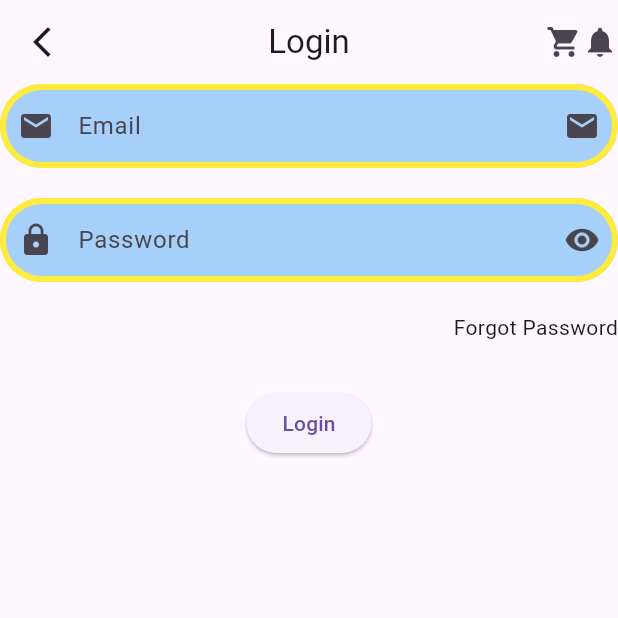
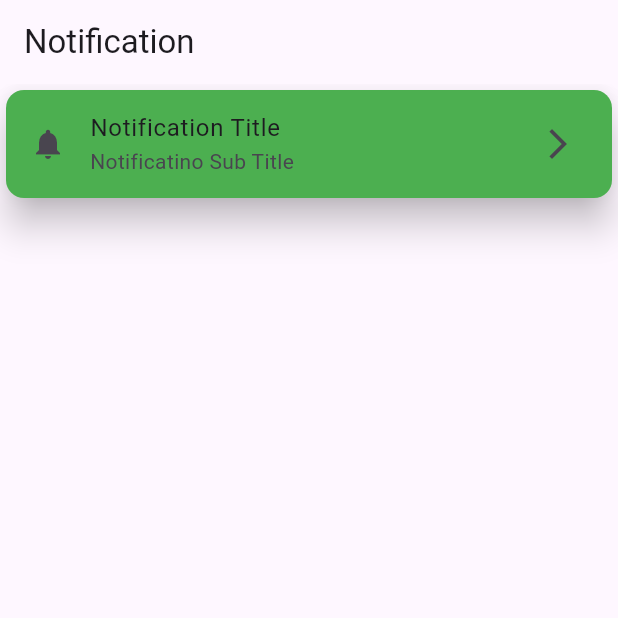
Before and after one commit to MuhammadAliKust/Hassan-Project, a Flutter app: the screen it shows after launch, on a phone screen of 412 x 824 dp, the top half of it. Run offline on Flutter 3.47's test engine with Material 3 defaults, Android fonts, the phone set to English and light mode, and no system bars; our stand-ins replace string_validator.

Commit message:
Padding and ListTile Done

```diff
--- /dev/null
+++ b/lib/list_tile.dart
@@ -0,0 +1,24 @@
+import 'package:flutter/material.dart';
+
+class ListTileDemo extends StatelessWidget {
+  const ListTileDemo({super.key});
+
+  @override
+  Widget build(BuildContext context) {
+    return Scaffold(
+      appBar: AppBar(
+        title: Text("Notification"),
+      ),
+      body: Card(
+        elevation: 10,
+        color: Colors.green,
+        child: ListTile(
+          leading: Icon(Icons.notifications),
+          title: Text("Notification Title"),
+          subtitle: Text("Notificatino Sub Title"),
+          trailing: Icon(Icons.arrow_forward_ios),
+        ),
+      ),
+    );
+  }
+}
--- a/lib/login.dart
+++ b/lib/login.dart
@@ -21,7 +21,10 @@
       ),
       body: Column(
         children: [
-          TextField(
+
+          Padding(
+            padding: const EdgeInsets.only(left: 30,right: 40,top: 40,bottom: 70),
+            child: TextField(
               controller: emailController,
               keyboardType: TextInputType.phone,
               decoration: InputDecoration(
@@ -39,6 +42,7 @@
                   filled: true,
                   fillColor: Colors.blue.withOpacity(0.4)
                   // enabled: false
+                  ),
             ),
           ),
           SizedBox(
--- a/lib/main.dart
+++ b/lib/main.dart
@@ -1,5 +1,6 @@
 import 'package:flutter/material.dart';
 import 'package:hassan_project/asset_image.dart';
+import 'package:hassan_project/list_tile.dart';
 import 'package:hassan_project/login.dart';
 import 'package:hassan_project/network_image.dart';
 import 'package:hassan_project/row_column_view.dart';
@@ -15,7 +16,7 @@
   Widget build(BuildContext context) {
     return MaterialApp(
       debugShowCheckedModeBanner: false,
-    home: LoginView(),
+    home: ListTileDemo(),
     );
   }
 }
```
Lines whose indentation alone changed are shown as unchanged.
